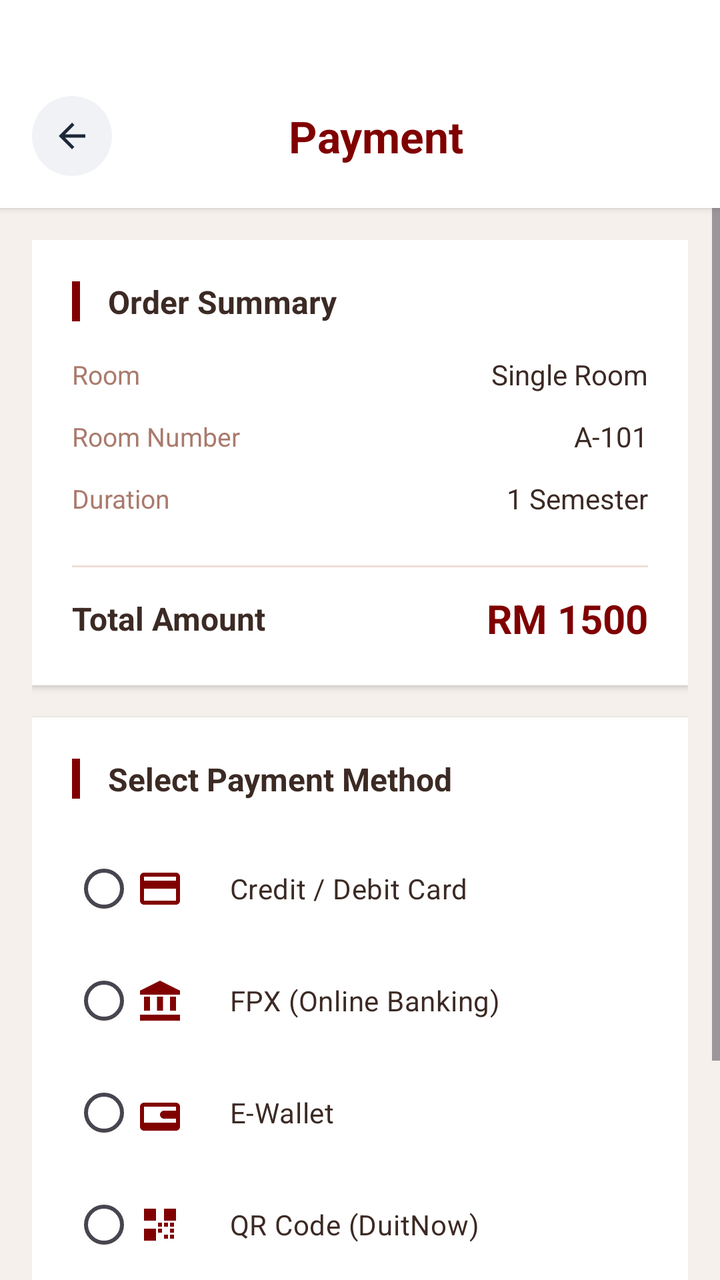
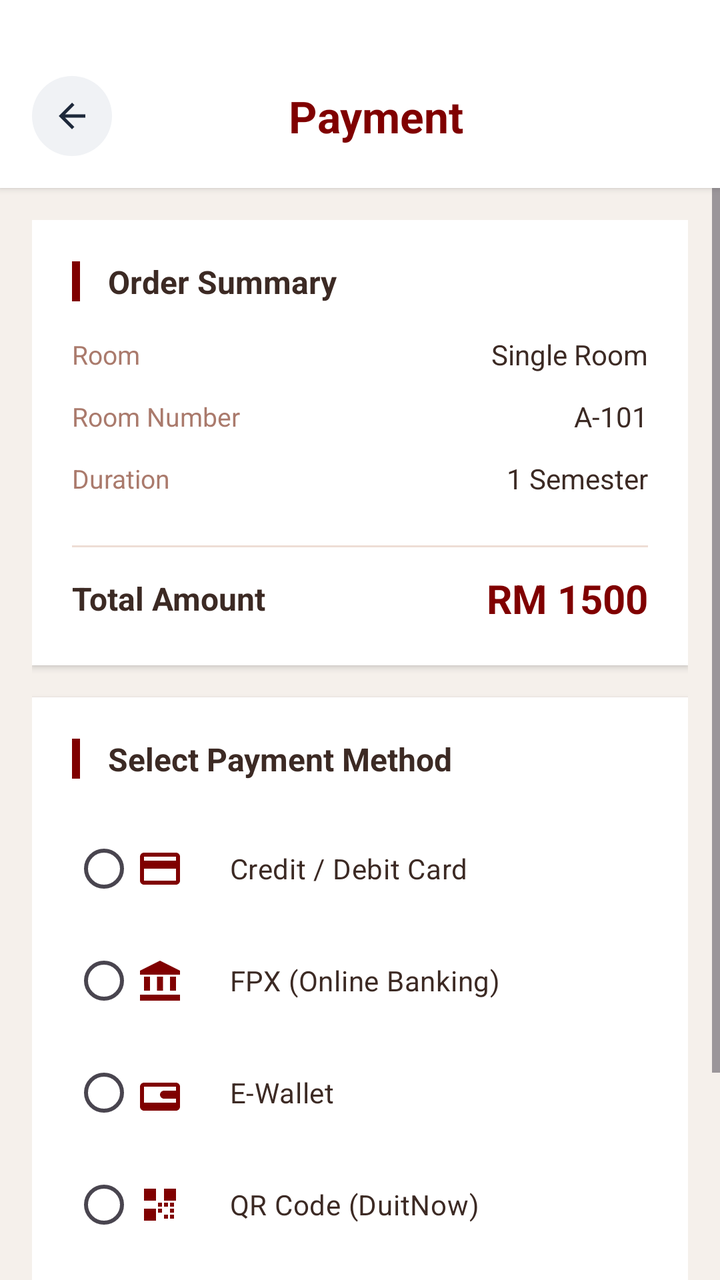

An Android layout rendered at two revisions. The XML below is the earlier revision; the diff shows what the commit changed to produce the second picture.
<!-- AndroidManifest.xml: application theme Theme.UTMSPACE_HostelBookingSystem -->
<!-- res/layout/activity_payment.xml -->
<?xml version="1.0" encoding="utf-8"?>
<LinearLayout xmlns:android="http://schemas.android.com/apk/res/android"
    xmlns:app="http://schemas.android.com/apk/res-auto"
    android:layout_width="match_parent"
    android:layout_height="match_parent"
    android:orientation="vertical"
    android:background="#F5F0EB">

    <LinearLayout
        android:layout_width="match_parent"
        android:layout_height="wrap_content"
        android:orientation="vertical"
        android:background="#FFFFFF"
        android:elevation="2dp"
        android:paddingTop="40dp"
        android:paddingBottom="8dp">

        <LinearLayout
            android:layout_width="match_parent"
            android:layout_height="wrap_content"
            android:orientation="horizontal"
            android:gravity="center_vertical"
            android:layout_marginTop="8dp"
            android:layout_marginBottom="8dp">

            <LinearLayout
                android:id="@+id/ivBack"
                android:layout_width="40dp"
                android:layout_height="40dp"
                android:background="@drawable/back_button_background"
                android:gravity="center"
                android:clickable="true"
                android:focusable="true"
                android:layout_marginStart="16dp">

                <ImageView
                    android:layout_width="20dp"
                    android:layout_height="20dp"
                    android:src="@drawable/ic_arrow_back"
                    app:tint="#1E293B" />

            </LinearLayout>

            <TextView
                android:layout_width="0dp"
                android:layout_height="wrap_content"
                android:layout_weight="1"
                android:text="Payment"
                android:textSize="22sp"
                android:textStyle="bold"
                android:textColor="#800000"
                android:gravity="center"
                android:fontFamily="sans-serif" />

            <View
                android:layout_width="40dp"
                android:layout_height="1dp" />

        </LinearLayout>

    </LinearLayout>

    <ScrollView
        android:layout_width="match_parent"
        android:layout_height="match_parent"
        android:fillViewport="true">

        <LinearLayout
            android:layout_width="match_parent"
            android:layout_height="wrap_content"
            android:orientation="vertical"
            android:padding="16dp">

            <LinearLayout
                android:layout_width="match_parent"
                android:layout_height="wrap_content"
                android:orientation="vertical"
                android:background="#FFFFFF"
                android:padding="20dp"
                android:elevation="2dp"
                android:layout_marginBottom="16dp">

                <LinearLayout
                    android:layout_width="match_parent"
                    android:layout_height="wrap_content"
                    android:orientation="horizontal"
                    android:gravity="center_vertical"
                    android:layout_marginBottom="16dp">

                    <View
                        android:layout_width="4dp"
                        android:layout_height="20dp"
                        android:background="#800000" />

                    <TextView
                        android:layout_width="wrap_content"
                        android:layout_height="wrap_content"
                        android:text=" Order Summary"
                        android:textSize="16sp"
                        android:textStyle="bold"
                        android:textColor="#3C2A24"
                        android:layout_marginStart="10dp"
                        android:fontFamily="sans-serif" />

                </LinearLayout>

                <LinearLayout
                    android:layout_width="match_parent"
                    android:layout_height="wrap_content"
                    android:orientation="horizontal"
                    android:gravity="center_vertical"
                    android:layout_marginBottom="12dp">

                    <TextView
                        android:layout_width="0dp"
                        android:layout_height="wrap_content"
                        android:layout_weight="1"
                        android:text="Room"
                        android:textSize="13sp"
                        android:textColor="#AA7A6C"
                        android:fontFamily="sans-serif" />

                    <TextView
                        android:id="@+id/tvRoomName"
                        android:layout_width="wrap_content"
                        android:layout_height="wrap_content"
                        android:text="Single Room"
                        android:textSize="14sp"
                        android:textColor="#3C2A24"
                        android:fontFamily="sans-serif" />

                </LinearLayout>

                <LinearLayout
                    android:layout_width="match_parent"
                    android:layout_height="wrap_content"
                    android:orientation="horizontal"
                    android:gravity="center_vertical"
                    android:layout_marginBottom="12dp">

                    <TextView
                        android:layout_width="0dp"
                        android:layout_height="wrap_content"
                        android:layout_weight="1"
                        android:text="Room Number"
                        android:textSize="13sp"
                        android:textColor="#AA7A6C"
                        android:fontFamily="sans-serif" />

                    <TextView
                        android:id="@+id/tvRoomNumber"
                        android:layout_width="wrap_content"
                        android:layout_height="wrap_content"
                        android:text="A-101"
                        android:textSize="14sp"
                        android:textColor="#3C2A24"
                        android:fontFamily="sans-serif" />

                </LinearLayout>

                <LinearLayout
                    android:layout_width="match_parent"
                    android:layout_height="wrap_content"
                    android:orientation="horizontal"
                    android:gravity="center_vertical"
                    android:layout_marginBottom="12dp">

                    <TextView
                        android:layout_width="0dp"
                        android:layout_height="wrap_content"
                        android:layout_weight="1"
                        android:text="Duration"
                        android:textSize="13sp"
                        android:textColor="#AA7A6C"
                        android:fontFamily="sans-serif" />

                    <TextView
                        android:id="@+id/tvDuration"
                        android:layout_width="wrap_content"
                        android:layout_height="wrap_content"
                        android:text="1 Semester"
                        android:textSize="14sp"
                        android:textColor="#3C2A24"
                        android:fontFamily="sans-serif" />

                </LinearLayout>

                <View
                    android:layout_width="match_parent"
                    android:layout_height="1dp"
                    android:background="#EEDDD5"
                    android:layout_marginVertical="12dp" />

                <LinearLayout
                    android:layout_width="match_parent"
                    android:layout_height="wrap_content"
                    android:orientation="horizontal"
                    android:gravity="center_vertical">

                    <TextView
                        android:layout_width="0dp"
                        android:layout_height="wrap_content"
                        android:layout_weight="1"
                        android:text="Total Amount"
                        android:textSize="16sp"
                        android:textStyle="bold"
                        android:textColor="#3C2A24"
                        android:fontFamily="sans-serif" />

                    <TextView
                        android:id="@+id/tvTotalAmount"
                        android:layout_width="wrap_content"
                        android:layout_height="wrap_content"
                        android:text="RM 1500"
                        android:textSize="20sp"
                        android:textStyle="bold"
                        android:textColor="#800000"
                        android:fontFamily="sans-serif" />

                </LinearLayout>

            </LinearLayout>

            <LinearLayout
                android:layout_width="match_parent"
                android:layout_height="wrap_content"
                android:orientation="vertical"
                android:background="#FFFFFF"
                android:padding="20dp"
                android:elevation="2dp"
                android:layout_marginBottom="16dp">

                <LinearLayout
                    android:layout_width="match_parent"
                    android:layout_height="wrap_content"
                    android:orientation="horizontal"
                    android:gravity="center_vertical"
                    android:layout_marginBottom="16dp">

                    <View
                        android:layout_width="4dp"
                        android:layout_height="20dp"
                        android:background="#800000" />

                    <TextView
                        android:layout_width="wrap_content"
                        android:layout_height="wrap_content"
                        android:text=" Select Payment Method"
                        android:textSize="16sp"
                        android:textStyle="bold"
                        android:textColor="#3C2A24"
                        android:layout_marginStart="10dp"
                        android:fontFamily="sans-serif" />

                </LinearLayout>

                <RadioGroup
                    android:id="@+id/paymentMethodGroup"
                    android:layout_width="match_parent"
                    android:layout_height="wrap_content"
                    android:layout_marginBottom="8dp">

                    <RadioButton
                        android:id="@+id/radioCard"
                        android:layout_width="match_parent"
                        android:layout_height="56dp"
                        android:text="   Credit / Debit Card"
                        android:drawableStart="@drawable/ic_card"
                        android:drawablePadding="12dp"
                        android:buttonTint="#800000"
                        android:textColor="#3C2A24"
                        android:fontFamily="sans-serif" />

                    <RadioButton
                        android:id="@+id/radioFPX"
                        android:layout_width="match_parent"
                        android:layout_height="56dp"
                        android:text="   FPX (Online Banking)"
                        android:drawableStart="@drawable/ic_bank"
                        android:drawablePadding="12dp"
                        android:buttonTint="#800000"
                        android:textColor="#3C2A24"
                        android:fontFamily="sans-serif" />

                    <RadioButton
                        android:id="@+id/radioEWallet"
                        android:layout_width="match_parent"
                        android:layout_height="56dp"
                        android:text="   E-Wallet"
                        android:drawableStart="@drawable/ic_wallet"
                        android:drawablePadding="12dp"
                        android:buttonTint="#800000"
                        android:textColor="#3C2A24"
                        android:fontFamily="sans-serif" />

                    <RadioButton
                        android:id="@+id/radioQR"
                        android:layout_width="match_parent"
                        android:layout_height="56dp"
                        android:text="   QR Code (DuitNow)"
                        android:drawableStart="@drawable/ic_qr"
                        android:drawablePadding="12dp"
                        android:buttonTint="#800000"
                        android:textColor="#3C2A24"
                        android:fontFamily="sans-serif" />

                </RadioGroup>

            </LinearLayout>

            <LinearLayout
                android:id="@+id/cardDetailsSection"
                android:layout_width="match_parent"
                android:layout_height="wrap_content"
                android:orientation="vertical"
                android:background="#FFFFFF"
                android:padding="20dp"
                android:elevation="2dp"
                android:layout_marginBottom="16dp"
                android:visibility="gone">

                <LinearLayout
                    android:layout_width="match_parent"
                    android:layout_height="wrap_content"
                    android:orientation="horizontal"
                    android:gravity="center_vertical"
                    android:layout_marginBottom="16dp">

                    <View
                        android:layout_width="4dp"
                        android:layout_height="20dp"
                        android:background="#800000" />

                    <TextView
                        android:layout_width="wrap_content"
                        android:layout_height="wrap_content"
                        android:text=" Card Details"
                        android:textSize="16sp"
                        android:textStyle="bold"
                        android:textColor="#3C2A24"
                        android:layout_marginStart="10dp"
                        android:fontFamily="sans-serif" />

                </LinearLayout>

                <com.google.android.material.textfield.TextInputLayout
                    android:layout_width="match_parent"
                    android:layout_height="wrap_content"
                    android:layout_marginBottom="16dp"
                    style="@style/Widget.MaterialComponents.TextInputLayout.OutlinedBox"
                    app:boxStrokeColor="#800000"
                    app:hintTextColor="#800000">

                    <com.google.android.material.textfield.TextInputEditText
                        android:id="@+id/etCardNumber"
                        android:layout_width="match_parent"
                        android:layout_height="wrap_content"
                        android:hint="Card Number"
                        android:inputType="number"
                        android:maxLength="16"
                        android:fontFamily="sans-serif" />

                </com.google.android.material.textfield.TextInputLayout>

                <LinearLayout
                    android:layout_width="match_parent"
                    android:layout_height="wrap_content"
                    android:orientation="horizontal">

                    <com.google.android.material.textfield.TextInputLayout
                        android:layout_width="0dp"
                        android:layout_height="wrap_content"
                        android:layout_weight="1"
                        android:layout_marginEnd="8dp"
                        style="@style/Widget.MaterialComponents.TextInputLayout.OutlinedBox"
                        app:boxStrokeColor="#800000"
                        app:hintTextColor="#800000">

                        <com.google.android.material.textfield.TextInputEditText
                            android:id="@+id/etExpiryDate"
                            android:layout_width="match_parent"
                            android:layout_height="wrap_content"
                            android:hint="MM/YY"
                            android:inputType="date"
                            android:maxLength="5"
                            android:fontFamily="sans-serif" />

                    </com.google.android.material.textfield.TextInputLayout>

                    <com.google.android.material.textfield.TextInputLayout
                        android:layout_width="0dp"
                        android:layout_height="wrap_content"
                        android:layout_weight="1"
                        android:layout_marginStart="8dp"
                        style="@style/Widget.MaterialComponents.TextInputLayout.OutlinedBox"
                        app:boxStrokeColor="#800000"
                        app:hintTextColor="#800000">

                        <com.google.android.material.textfield.TextInputEditText
                            android:id="@+id/etCVV"
                            android:layout_width="match_parent"
                            android:layout_height="wrap_content"
                            android:hint="CVV"
                            android:inputType="numberPassword"
                            android:maxLength="4"
                            android:fontFamily="sans-serif" />

                    </com.google.android.material.textfield.TextInputLayout>

                </LinearLayout>

                <com.google.android.material.textfield.TextInputLayout
                    android:layout_width="match_parent"
                    android:layout_height="wrap_content"
                    style="@style/Widget.MaterialComponents.TextInputLayout.OutlinedBox"
                    app:boxStrokeColor="#800000"
                    app:hintTextColor="#800000">

                    <com.google.android.material.textfield.TextInputEditText
                        android:id="@+id/etCardHolderName"
                        android:layout_width="match_parent"
                        android:layout_height="wrap_content"
                        android:hint="Cardholder Name"
                        android:inputType="textCapWords"
                        android:fontFamily="sans-serif" />

                </com.google.android.material.textfield.TextInputLayout>

            </LinearLayout>

            <LinearLayout
                android:id="@+id/fpxSection"
                android:layout_width="match_parent"
                android:layout_height="wrap_content"
                android:orientation="vertical"
                android:background="#FFFFFF"
                android:padding="20dp"
                android:elevation="2dp"
                android:layout_marginBottom="16dp"
                android:visibility="gone">

                <LinearLayout
                    android:layout_width="match_parent"
                    android:layout_height="wrap_content"
                    android:orientation="horizontal"
                    android:gravity="center_vertical"
                    android:layout_marginBottom="16dp">

                    <View
                        android:layout_width="4dp"
                        android:layout_height="20dp"
                        android:background="#800000" />

                    <TextView
                        android:layout_width="wrap_content"
                        android:layout_height="wrap_content"
                        android:text=" Select Bank"
                        android:textSize="16sp"
                        android:textStyle="bold"
                        android:textColor="#3C2A24"
                        android:layout_marginStart="10dp"
                        android:fontFamily="sans-serif" />

                </LinearLayout>

                <Spinner
                    android:id="@+id/spinnerBank"
                    android:layout_width="match_parent"
                    android:layout_height="56dp"
                    android:background="@drawable/spinner_background"
                    android:entries="@array/bank_list"
                    android:fontFamily="sans-serif" />

            </LinearLayout>

            <LinearLayout
                android:id="@+id/ewalletSection"
                android:layout_width="match_parent"
                android:layout_height="wrap_content"
                android:orientation="vertical"
                android:background="#FFFFFF"
                android:padding="20dp"
                android:elevation="2dp"
                android:layout_marginBottom="16dp"
                android:visibility="gone">

                <LinearLayout
                    android:layout_width="match_parent"
                    android:layout_height="wrap_content"
                    android:orientation="horizontal"
                    android:gravity="center_vertical"
                    android:layout_marginBottom="16dp">

                    <View
                        android:layout_width="4dp"
                        android:layout_height="20dp"
                        android:background="#800000" />

                    <TextView
                        android:layout_width="wrap_content"
                        android:layout_height="wrap_content"
                        android:text=" Select E-Wallet"
                        android:textSize="16sp"
                        android:textStyle="bold"
                        android:textColor="#3C2A24"
                        android:layout_marginStart="10dp"
                        android:fontFamily="sans-serif" />

                </LinearLayout>

                <LinearLayout
                    android:layout_width="match_parent"
                    android:layout_height="wrap_content"
                    android:orientation="horizontal"
                    android:gravity="center"
                    android:layout_marginBottom="12dp">

                    <LinearLayout
                        android:id="@+id/btnTouchNGo"
                        android:layout_width="0dp"
                        android:layout_height="80dp"
                        android:layout_weight="1"
                        android:layout_marginEnd="8dp"
                        android:background="@drawable/wallet_button_background"
                        android:gravity="center"
                        android:orientation="vertical"
                        android:clickable="true"
                        android:focusable="true">

                        <ImageView
                            android:layout_width="32dp"
                            android:layout_height="32dp"
                            android:src="@drawable/ic_tng"
                            app:tint="#0056B3" />

                        <TextView
                            android:layout_width="wrap_content"
                            android:layout_height="wrap_content"
                            android:text="Touch 'n Go"
                            android:textSize="11sp"
                            android:textColor="#3C2A24"
                            android:layout_marginTop="6dp"
                            android:fontFamily="sans-serif" />

                    </LinearLayout>

                </LinearLayout>

                <TextView
                    android:id="@+id/tvSelectedWallet"
                    android:layout_width="match_parent"
                    android:layout_height="wrap_content"
                    android:text=""
                    android:textSize="12sp"
                    android:textColor="#800000"
                    android:gravity="center"
                    android:layout_marginTop="8dp"
                    android:fontFamily="sans-serif" />

            </LinearLayout>

            <LinearLayout
                android:id="@+id/qrSection"
                android:layout_width="match_parent"
                android:layout_height="wrap_content"
                android:orientation="vertical"
                android:background="#FFFFFF"
                android:padding="20dp"
                android:elevation="2dp"
                android:layout_marginBottom="16dp"
                android:visibility="gone"
                android:gravity="center_horizontal">

                <LinearLayout
                    android:layout_width="match_parent"
                    android:layout_height="wrap_content"
                    android:orientation="horizontal"
                    android:gravity="center_vertical"
                    android:layout_marginBottom="16dp">

                    <View
                        android:layout_width="4dp"
                        android:layout_height="20dp"
                        android:background="#800000" />

                    <TextView
                        android:layout_width="wrap_content"
                        android:layout_height="wrap_content"
                        android:text=" Scan QR Code"
                        android:textSize="16sp"
                        android:textStyle="bold"
                        android:textColor="#3C2A24"
                        android:layout_marginStart="10dp"
                        android:fontFamily="sans-serif" />

                </LinearLayout>

                <ImageView
                    android:id="@+id/ivQRCode"
                    android:layout_width="200dp"
                    android:layout_height="200dp"
                    android:src="@drawable/ic_qr_code_sample"
                    android:layout_marginBottom="12dp" />

                <TextView
                    android:layout_width="wrap_content"
                    android:layout_height="wrap_content"
                    android:text="Scan with your banking app"
                    android:textSize="12sp"
                    android:textColor="#AA7A6C"
                    android:fontFamily="sans-serif" />

            </LinearLayout>

            <LinearLayout
                android:id="@+id/btnPayNow"
                android:layout_width="match_parent"
                android:layout_height="wrap_content"
                android:background="@drawable/primary_button_background"
                android:padding="14dp"
                android:gravity="center"
                android:layout_marginTop="8dp"
                android:layout_marginBottom="20dp"
                android:clickable="true"
                android:focusable="true"
                app:backgroundTint="@null">

                <TextView
                    android:layout_width="wrap_content"
                    android:layout_height="wrap_content"
                    android:text="Pay Now"
                    android:textSize="16sp"
                    android:textStyle="bold"
                    android:textColor="#FFFFFF"
                    android:fontFamily="sans-serif" />

            </LinearLayout>

        </LinearLayout>
    </ScrollView>

</LinearLayout>
<!-- resources referenced by this layout -->
<resources>
  <string-array name="bank_list">
          <item>Select Bank</item>
          <item>Maybank</item>
          <item>CIMB Bank</item>
          <item>Public Bank</item>
          <item>RHB Bank</item>
          <item>Hong Leong Bank</item>
          <item>AmBank</item>
          <item>Bank Islam</item>
          <item>Bank Rakyat</item>
          <item>BSN</item>
      </string-array>
  <!-- drawable back_button_background (drawable) -->
  <?xml version="1.0" encoding="utf-8"?>
  <shape xmlns:android="http://schemas.android.com/apk/res/android">
      <solid android:color="#F0F2F5" />
      <corners android:radius="40dp" />
  </shape>
  <!-- drawable ic_arrow_back (drawable) -->
  <?xml version="1.0" encoding="utf-8"?>
  <vector xmlns:android="http://schemas.android.com/apk/res/android"
      android:width="24dp"
      android:height="24dp"
      android:viewportWidth="24"
      android:viewportHeight="24">
      <path
          android:fillColor="#1E293B"
          android:pathData="M20,11H7.83l5.59,-5.59L12,4l-8,8 8,8 1.41,-1.41L7.83,13H20v-2z"/>
  </vector>
  <!-- drawable ic_bank (drawable) -->
  <?xml version="1.0" encoding="utf-8"?>
  <vector xmlns:android="http://schemas.android.com/apk/res/android"
      android:width="24dp"
      android:height="24dp"
      android:viewportWidth="24"
      android:viewportHeight="24">
      <path
          android:fillColor="#800000"
          android:pathData="M4,10h3v7H4zM10.5,10h3v7h-3zM2,19h20v3H2zM17,10h3v7h-3zM12,2L2,7v2h20V7z"/>
  </vector>
  <!-- drawable ic_card (drawable) -->
  <?xml version="1.0" encoding="utf-8"?>
  <vector xmlns:android="http://schemas.android.com/apk/res/android"
      android:width="24dp"
      android:height="24dp"
      android:viewportWidth="24"
      android:viewportHeight="24">
      <path
          android:fillColor="#800000"
          android:pathData="M20,4H4C2.89,4 2.01,4.89 2.01,6L2,18c0,1.11 0.89,2 2,2h16c1.11,0 2,-0.89 2,-2V6c0,-1.11 -0.89,-2 -2,-2zM20,18H4v-6h16v6zM20,8H4V6h16v2z"/>
  </vector>
  <!-- drawable ic_qr_code_sample (drawable) -->
  <?xml version="1.0" encoding="utf-8"?>
  <vector xmlns:android="http://schemas.android.com/apk/res/android"
      android:width="24dp"
      android:height="24dp"
      android:viewportWidth="24"
      android:viewportHeight="24">
      <path
          android:fillColor="#000000"
          android:pathData="M4,4h6v6H4V4zM4,14h6v6H4V14zM14,4h6v6h-6V4zM14,14h2v2h-2v-2zM18,14h2v2h-2v-2zM14,18h2v2h-2v-2zM18,18h2v2h-2v-2z"/>
  </vector>
  <!-- drawable ic_tng (drawable) -->
  <?xml version="1.0" encoding="utf-8"?>
  <vector xmlns:android="http://schemas.android.com/apk/res/android"
      android:width="24dp"
      android:height="24dp"
      android:viewportWidth="24"
      android:viewportHeight="24">
      <path
          android:fillColor="#0056B3"
          android:pathData="M12,2C6.48,2 2,6.48 2,12s4.48,10 10,10 10,-4.48 10,-10S17.52,2 12,2zM10,17H6v-2h4v2zM10,13H6v-2h4v2zM10,9H6V7h4v2zM18,17h-4v-2h4v2zM18,13h-4v-2h4v2zM18,9h-4V7h4v2z"/>
  </vector>
  <!-- drawable spinner_background (drawable) -->
  <?xml version="1.0" encoding="utf-8"?>
  <shape xmlns:android="http://schemas.android.com/apk/res/android">
      <solid android:color="#FFFFFF" />
      <corners android:radius="12dp" />
      <stroke android:width="1dp" android:color="#800000" />
  </shape>
  <style name="Theme.UTMSPACE_HostelBookingSystem" parent="Theme.Material3.DayNight.NoActionBar">
  
          
          <item name="android:statusBarColor">@android:color/white</item>
          <item name="android:windowLightStatusBar">true</item>
  
          
          <item name="android:windowBackground">@android:color/white</item>
          <item name="android:colorBackground">@android:color/white</item>
  
      </style>
  <!-- unchanged entries left out for length: 4 -->
</resources>

<!-- the commit's change to res/layout/activity_payment.xml (unified diff, before → after) -->
@@ -12,7 +12,7 @@
         android:orientation="vertical"
         android:background="#FFFFFF"
         android:elevation="2dp"
-        android:paddingTop="40dp"
+        android:paddingTop="30dp"
         android:paddingBottom="8dp">
 
         <LinearLayout
